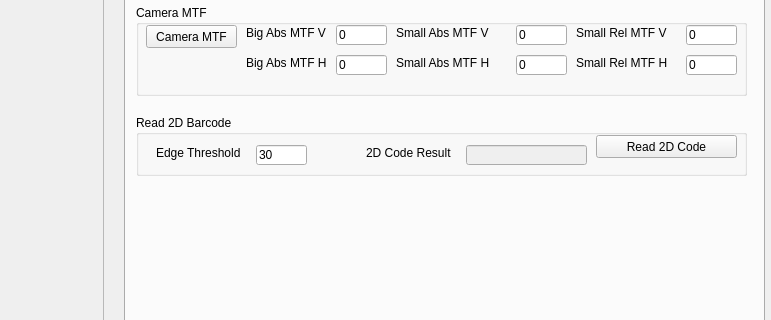
Qt form VisionWidget/visionwidget.ui (hceng123/VisionLibrary) before a commit; both pictures show x 606 to 1377 and y 278 to 598 of the 1377 by 768 pixel window.
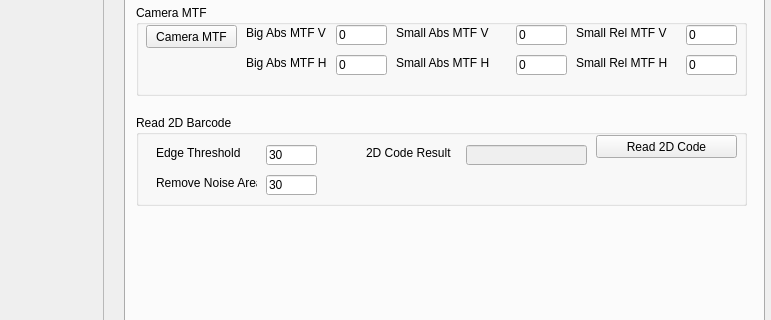
The same form after that commit. Custom widgets are drawn as their Qt base class.

Commit message:
Add matMask in PR_CALC_3D_HEIGHT_DIFF_CMD
Add matMask in PR_CALC_3D_HEIGHT_DIFF_CMD.

```diff
--- a/VisionWidget/visionwidget.ui
+++ b/VisionWidget/visionwidget.ui
@@ -2829,7 +2829,7 @@
         <x>10</x>
         <y>290</y>
         <width>611</width>
-        <height>61</height>
+        <height>91</height>
        </rect>
       </property>
       <property name="title">
@@ -2854,7 +2854,7 @@
        </property>
        <property name="geometry">
         <rect>
-         <x>120</x>
+         <x>130</x>
          <y>30</y>
          <width>51</width>
          <height>20</height>
@@ -2909,6 +2909,35 @@
         <bool>true</bool>
        </property>
       </widget>
+      <widget class="QLabel" name="labelRemoveNoiseArea">
+       <property name="geometry">
+        <rect>
+         <x>20</x>
+         <y>60</y>
+         <width>101</width>
+         <height>16</height>
+        </rect>
+       </property>
+       <property name="text">
+        <string>Remove Noise Area</string>
+       </property>
+      </widget>
+      <widget class="QLineEdit" name="lineEditRemoveNoiseArea">
+       <property name="enabled">
+        <bool>true</bool>
+       </property>
+       <property name="geometry">
+        <rect>
+         <x>130</x>
+         <y>60</y>
+         <width>51</width>
+         <height>20</height>
+        </rect>
+       </property>
+       <property name="text">
+        <string>30</string>
+       </property>
+      </widget>
      </widget>
     </widget>
    </widget>
```
Left out of the diff: 2 changed lines with no effect on the pictures. The commit also changes 12 other files.
